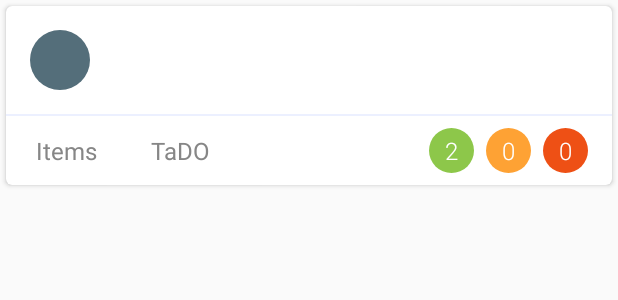
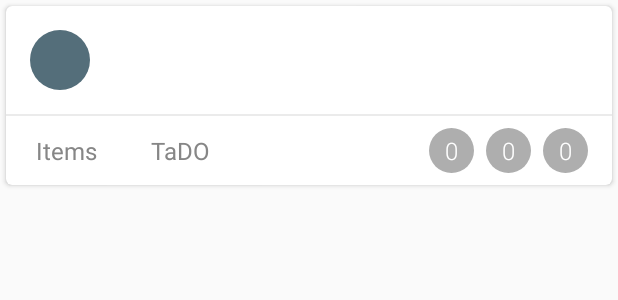
Before and after one commit to TreeFrogApps/TaDO, an Android app: the layout recycler_title_view.xml on its own in the app's theme, with its tools: preview values and no code run, on a phone screen of 412 x 824 dp. Shown: the top 300 px of the screen. Run offline under Robolectric (Android 15) with nearby library versions, the phone set to English and light mode, and no system bars.

Commit message:
updated onActivityResult MainActivity - 3hour mission to solve a small problem .... done!!

```diff
--- a/app/src/main/AndroidManifest.xml
+++ b/app/src/main/AndroidManifest.xml
@@ -25,7 +25,7 @@
             </intent-filter>
         </activity>
         <activity
-            android:name=".CreateListActivity"
+            android:name=".CreateItemsActivity"
             android:label="@string/title_activity_create_list"
             android:windowSoftInputMode="adjustNothing"
             android:parentActivityName=".MainActivity">
--- a/app/src/main/java/com/treefrogapps/TaDo/MainActivity.java
+++ b/app/src/main/java/com/treefrogapps/TaDo/MainActivity.java
@@ -136,7 +136,11 @@ public class MainActivity extends AppCompatActivity {
     protected void onActivityResult(int requestCode, int resultCode, Intent data) {
         super.onActivityResult(requestCode, resultCode, data);
         // include super as it will pass to the superclass and allow the fragment to
-        // get the activity result
+        // get the activity result - only if started from fragment (below to push to fragment)
 
+        // get fragment in container and push the onActivityResult to it - necessary
+        // if starting startingActivityForResult not from initiating fragment i.e. from recyclerAdapter
+        Fragment fragment = getSupportFragmentManager().findFragmentById(R.id.frameContainer);
+        fragment.onActivityResult(requestCode, resultCode, data);
     }
 }
--- /dev/null
+++ b/app/src/main/res/drawable/priority_circle_zero_30dp.xml
@@ -0,0 +1,11 @@
+<?xml version="1.0" encoding="utf-8"?>
+
+    <shape xmlns:android="http://schemas.android.com/apk/res/android">
+        <solid android:color="@color/grey_medium" />
+        <corners
+            android:topLeftRadius="15dp"
+            android:topRightRadius="15dp"
+            android:bottomLeftRadius="15dp"
+            android:bottomRightRadius="15dp"
+            />
+    </shape>
--- a/app/src/main/res/drawable/recycler_item_on.xml
+++ b/app/src/main/res/drawable/recycler_item_on.xml
@@ -1,4 +1,4 @@
 <?xml version="1.0" encoding="utf-8"?>
 <shape xmlns:android="http://schemas.android.com/apk/res/android">
-    <solid android:color="@color/grey_light" />
+    <solid android:color="@color/grey_very_light" />
 </shape>
--- a/app/src/main/res/layout/activity_create_list.xml
+++ b/app/src/main/res/layout/activity_create_items.xml
@@ -3,7 +3,7 @@
     android:layout_width="match_parent"
     android:layout_height="match_parent"
     android:orientation="vertical"
-    tools:context="com.treefrogapps.TaDo.CreateListActivity">
+    tools:context="com.treefrogapps.TaDo.CreateItemsActivity">
 
     <include
         android:id="@+id/myToolBar"
@@ -269,7 +269,7 @@
             android:layout_width="match_parent"
             android:layout_height="wrap_content"
             android:scrollbars="vertical"
-            tools:context="com.treefrogapps.TaDo.CreateListActivity" />
+            tools:context="com.treefrogapps.TaDo.CreateItemsActivity" />
 
     </LinearLayout>
 
--- a/app/src/main/res/layout/recycler_item_view.xml
+++ b/app/src/main/res/layout/recycler_item_view.xml
@@ -7,19 +7,19 @@
     android:layout_margin="@dimen/four_dp"
     card_view:cardCornerRadius="4dp">
 
-    <LinearLayout xmlns:android="http://schemas.android.com/apk/res/android"
+    <LinearLayout
         android:layout_width="match_parent"
         android:layout_height="wrap_content"
         android:background="@drawable/recycler_item_selector"
         android:orientation="horizontal">
 
-        <LinearLayout xmlns:android="http://schemas.android.com/apk/res/android"
+        <LinearLayout
             android:id="@+id/recyclerViewLinearLayout"
             android:layout_width="match_parent"
             android:layout_height="wrap_content"
             android:orientation="horizontal">
 
-            <LinearLayout xmlns:android="http://schemas.android.com/apk/res/android"
+            <LinearLayout
                 android:layout_width="match_parent"
                 android:layout_height="wrap_content"
                 android:layout_margin="@dimen/activity_horizontal_margin"
--- a/app/src/main/res/layout/recycler_title_view.xml
+++ b/app/src/main/res/layout/recycler_title_view.xml
@@ -1,7 +1,7 @@
 <?xml version="1.0" encoding="utf-8"?>
 <android.support.v7.widget.CardView xmlns:android="http://schemas.android.com/apk/res/android"
     xmlns:card_view="http://schemas.android.com/apk/res-auto"
-    android:id="@+id/recyclerItemCardView"
+    android:id="@+id/recyclerTitleCardView"
     android:layout_width="match_parent"
     android:layout_height="wrap_content"
     android:layout_margin="@dimen/four_dp"
@@ -34,6 +34,7 @@
                 android:background="@drawable/circle_other_40dp"
                 android:fontFamily="sans-serif-light"
                 android:gravity="center"
+                android:layout_gravity="center_vertical"
                 android:textColor="@color/white"
                 android:textSize="@dimen/text_24sp" />
 
@@ -43,7 +44,8 @@
                 android:layout_height="wrap_content"
                 android:layout_marginLeft="@dimen/activity_vertical_margin"
                 android:layout_marginRight="@dimen/activity_vertical_margin"
-                android:maxLines="1"
+                android:maxLines="3"
+                android:layout_gravity="center_vertical"
                 android:textColor="@color/primaryText"
                 android:textSize="@dimen/text_22sp" />
 
@@ -119,10 +121,10 @@
                     android:id="@+id/recyclerTitleLowPriorityTextView"
                     android:layout_width="30dp"
                     android:layout_height="30dp"
-                    android:background="@drawable/priority_circle_low_30dp"
+                    android:background="@drawable/priority_circle_zero_30dp"
                     android:fontFamily="sans-serif-light"
                     android:gravity="center"
-                    android:text="2"
+                    android:text="0"
                     android:maxLength="3"
                     android:textColor="@color/white"
                     android:textSize="@dimen/text_16sp" />
@@ -131,7 +133,7 @@
                     android:id="@+id/recyclerTitleMediumPriorityTextView"
                     android:layout_width="30dp"
                     android:layout_height="30dp"
-                    android:background="@drawable/priority_circle_med_30dp"
+                    android:background="@drawable/priority_circle_zero_30dp"
                     android:fontFamily="sans-serif-light"
                     android:gravity="center"
                     android:layout_marginLeft="@dimen/eight_dp"
@@ -145,7 +147,7 @@
                     android:id="@+id/recyclerTitleHighPriorityTextView"
                     android:layout_width="30dp"
                     android:layout_height="30dp"
-                    android:background="@drawable/priority_circle_high_30dp"
+                    android:background="@drawable/priority_circle_zero_30dp"
                     android:fontFamily="sans-serif-light"
                     android:gravity="center"
                     android:text="0"
--- a/app/src/main/res/menu/menu_create_list.xml
+++ b/app/src/main/res/menu/menu_create_list.xml
@@ -1,7 +1,7 @@
 <menu xmlns:android="http://schemas.android.com/apk/res/android"
     xmlns:app="http://schemas.android.com/apk/res-auto"
     xmlns:tools="http://schemas.android.com/tools"
-    tools:context="com.treefrogapps.TaDo.CreateListActivity">
+    tools:context="com.treefrogapps.TaDo.CreateItemsActivity">
 
     <item
         android:id="@+id/createListEditTitle"
--- a/app/src/main/res/values/color.xml
+++ b/app/src/main/res/values/color.xml
@@ -10,7 +10,7 @@
     <color name="primaryText">#212121</color>
     <color name="secondaryText">#727272</color>
 
-    <color name="grey_very_light">#162953ff</color>
+    <color name="grey_very_light">#ffebebeb</color>
     <color name="grey_light">#D8D8D8</color>
     <color name="grey_medium">#ffaeaeae</color>
     <color name="grey_dark">#ff868686</color>
```
Also changed, not shown: app/src/main/java/com/treefrogapps/TaDo/Constants.java (+4 -5 lines), app/src/main/java/com/treefrogapps/TaDo/CreateItemsActivity.java (renamed from app/src/main/java/com/treefrogapps/TaDo/CreateListActivity.java, +6 -13 lines), app/src/main/java/com/treefrogapps/TaDo/DBHelper.java (+13 -7 lines), app/src/main/java/com/treefrogapps/TaDo/MyListsFragment.java (+30 -15 lines), app/src/main/java/com/treefrogapps/TaDo/TitlesRecyclerAdapter.java (+53 -1 lines), app/src/main/res/layout/spinner_titles_view.xml (deleted, +0 -12 lines).
